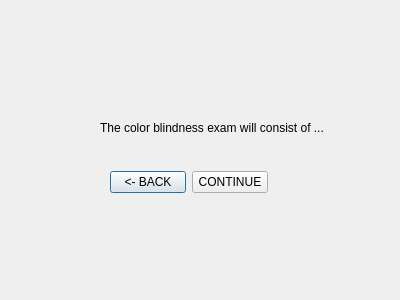
First picture: the form in Qt_Creator/projectPHOE/colordescr.ui, repository jdsalguer/senior_project, before the edit.
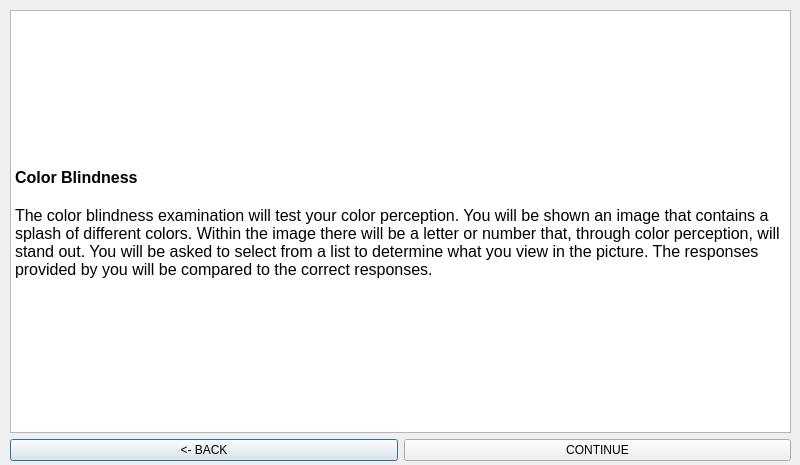
Second picture: the form after the edit.

```diff
--- a/Qt_Creator/projectPHOE/colordescr.ui
+++ b/Qt_Creator/projectPHOE/colordescr.ui
@@ -6,35 +6,46 @@
    <rect>
     <x>0</x>
     <y>0</y>
-    <width>400</width>
-    <height>300</height>
+    <width>800</width>
+    <height>465</height>
    </rect>
   </property>
   <property name="windowTitle">
    <string>Dialog</string>
   </property>
-  <widget class="QLabel" name="label">
-   <property name="geometry">
-    <rect>
-     <x>100</x>
-     <y>120</y>
-     <width>241</width>
-     <height>16</height>
-    </rect>
-   </property>
-   <property name="text">
-    <string>The color blindness exam will consist of ...</string>
-   </property>
-  </widget>
   <widget class="QWidget" name="">
    <property name="geometry">
     <rect>
-     <x>110</x>
-     <y>170</y>
-     <width>158</width>
-     <height>25</height>
+     <x>10</x>
+     <y>10</y>
+     <width>781</width>
+     <height>451</height>
     </rect>
    </property>
+   <layout class="QVBoxLayout" name="verticalLayout">
+    <item>
+     <widget class="QTextBrowser" name="textBrowser">
+      <property name="html">
+       <string>&lt;!DOCTYPE HTML PUBLIC &quot;-//W3C//DTD HTML 4.0//EN&quot; &quot;http://www.w3.org/TR/REC-html40/strict.dtd&quot;&gt;
+&lt;html&gt;&lt;head&gt;&lt;meta name=&quot;qrichtext&quot; content=&quot;1&quot; /&gt;&lt;style type=&quot;text/css&quot;&gt;
+p, li { white-space: pre-wrap; }
+&lt;/style&gt;&lt;/head&gt;&lt;body style=&quot; font-family:'MS Shell Dlg 2'; font-size:8.25pt; font-weight:400; font-style:normal;&quot;&gt;
+&lt;p style=&quot;-qt-paragraph-type:empty; margin-top:0px; margin-bottom:0px; margin-left:0px; margin-right:0px; -qt-block-indent:0; text-indent:0px; font-size:8pt;&quot;&gt;&lt;br /&gt;&lt;/p&gt;
+&lt;p style=&quot;-qt-paragraph-type:empty; margin-top:0px; margin-bottom:0px; margin-left:0px; margin-right:0px; -qt-block-indent:0; text-indent:0px; font-size:12pt; font-weight:600;&quot;&gt;&lt;br /&gt;&lt;/p&gt;
+&lt;p style=&quot;-qt-paragraph-type:empty; margin-top:0px; margin-bottom:0px; margin-left:0px; margin-right:0px; -qt-block-indent:0; text-indent:0px; font-size:12pt; font-weight:600;&quot;&gt;&lt;br /&gt;&lt;/p&gt;
+&lt;p style=&quot;-qt-paragraph-type:empty; margin-top:0px; margin-bottom:0px; margin-left:0px; margin-right:0px; -qt-block-indent:0; text-indent:0px; font-size:12pt; font-weight:600;&quot;&gt;&lt;br /&gt;&lt;/p&gt;
+&lt;p style=&quot;-qt-paragraph-type:empty; margin-top:0px; margin-bottom:0px; margin-left:0px; margin-right:0px; -qt-block-indent:0; text-indent:0px; font-size:12pt; font-weight:600;&quot;&gt;&lt;br /&gt;&lt;/p&gt;
+&lt;p style=&quot;-qt-paragraph-type:empty; margin-top:0px; margin-bottom:0px; margin-left:0px; margin-right:0px; -qt-block-indent:0; text-indent:0px; font-size:12pt; font-weight:600;&quot;&gt;&lt;br /&gt;&lt;/p&gt;
+&lt;p style=&quot;-qt-paragraph-type:empty; margin-top:0px; margin-bottom:0px; margin-left:0px; margin-right:0px; -qt-block-indent:0; text-indent:0px;&quot;&gt;&lt;br /&gt;&lt;/p&gt;
+&lt;p style=&quot;-qt-paragraph-type:empty; margin-top:0px; margin-bottom:0px; margin-left:0px; margin-right:0px; -qt-block-indent:0; text-indent:0px;&quot;&gt;&lt;br /&gt;&lt;/p&gt;
+&lt;p style=&quot;-qt-paragraph-type:empty; margin-top:0px; margin-bottom:0px; margin-left:0px; margin-right:0px; -qt-block-indent:0; text-indent:0px; font-size:12pt; font-weight:600;&quot;&gt;&lt;br /&gt;&lt;/p&gt;
+&lt;p style=&quot; margin-top:0px; margin-bottom:0px; margin-left:0px; margin-right:0px; -qt-block-indent:0; text-indent:0px;&quot;&gt;&lt;span style=&quot; font-size:12pt; font-weight:600;&quot;&gt;Color Blindness&lt;/span&gt;&lt;/p&gt;
+&lt;p style=&quot;-qt-paragraph-type:empty; margin-top:0px; margin-bottom:0px; margin-left:0px; margin-right:0px; -qt-block-indent:0; text-indent:0px; font-size:12pt;&quot;&gt;&lt;br /&gt;&lt;/p&gt;
+&lt;p style=&quot; margin-top:0px; margin-bottom:0px; margin-left:0px; margin-right:0px; -qt-block-indent:0; text-indent:0px;&quot;&gt;&lt;span style=&quot; font-size:12pt;&quot;&gt;The color blindness examination will test your color perception. You will be shown an image that contains a splash of different colors. Within the image there will be a letter or number that, through color perception, will stand out. You will be asked to select from a list to determine what you view in the picture. The responses provided by you will be compared to the correct responses.&lt;/span&gt;&lt;/p&gt;&lt;/body&gt;&lt;/html&gt;</string>
+      </property>
+     </widget>
+    </item>
+    <item>
    <layout class="QHBoxLayout" name="horizontalLayout">
     <item>
      <widget class="QPushButton" name="cdescrbakButton">
@@ -49,6 +60,8 @@
        <string>CONTINUE</string>
       </property>
      </widget>
+      </item>
+     </layout>
     </item>
    </layout>
   </widget>
```
Lines whose indentation alone changed are shown as unchanged.
